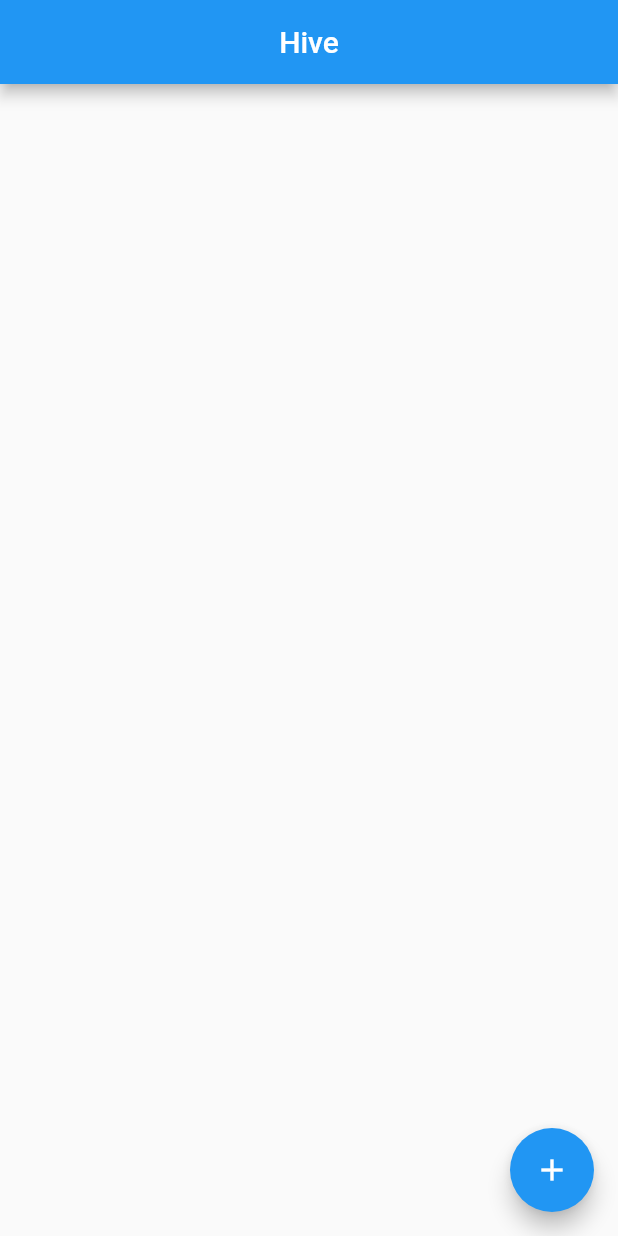
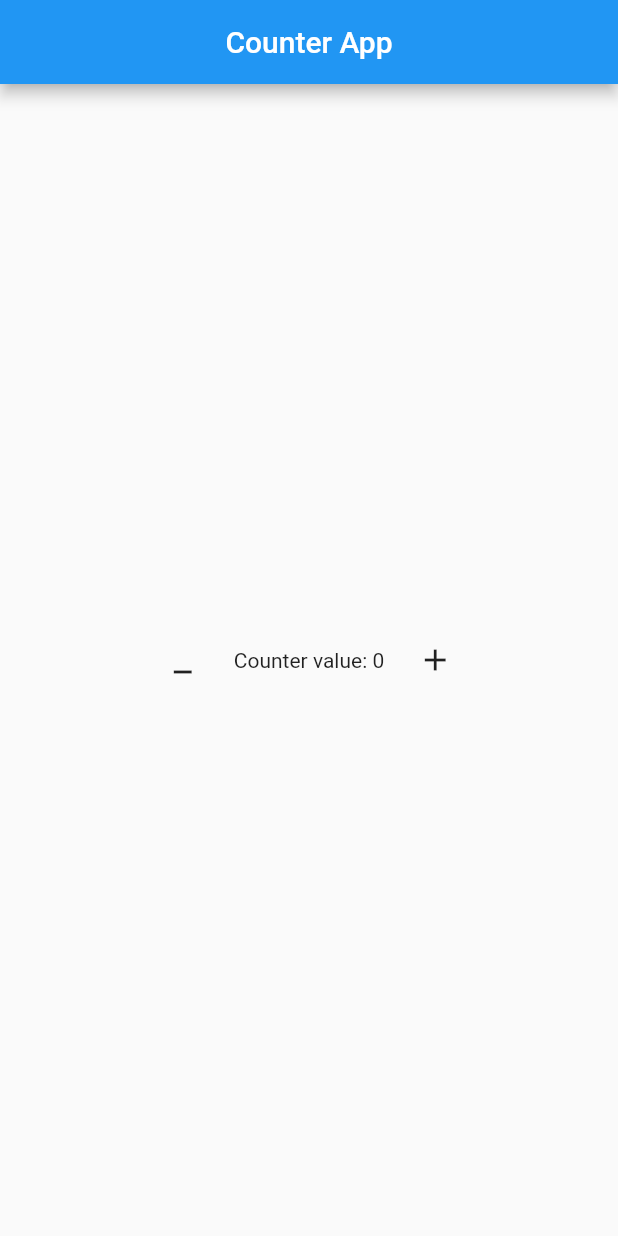
Before and after one commit to Sohag-84/hive-database, a Flutter app: the screen it shows after launch, on a phone screen of 412 x 824 dp. Run offline on Flutter 3.47's test engine with Material 2 defaults, Android fonts, the phone set to English and light mode, and no system bars; our stand-ins replace hive, hive_flutter; accounts and stored records are empty.

Commit message:
counter app

```diff
--- a/lib/main.dart
+++ b/lib/main.dart
@@ -1,4 +1,5 @@
 import 'package:flutter/material.dart';
+import 'package:hive_database/views/counter_app.dart';
 import 'package:hive_flutter/adapters.dart';
 
 import 'views/home_screen.dart';
@@ -7,6 +8,7 @@ void main() async {
   WidgetsFlutterBinding.ensureInitialized();
   await Hive.initFlutter();
   await Hive.openBox("shopping_box");
+  await Hive.openBox("counter_box");
   runApp(const MyApp());
 }
 
@@ -22,7 +24,7 @@ class MyApp extends StatelessWidget {
       theme: ThemeData(
         primarySwatch: Colors.blue,
       ),
-      home: const HomeScreen(),
+      home: const CounterScreen(),
     );
   }
 }
--- /dev/null
+++ b/lib/views/counter_app.dart
@@ -0,0 +1,70 @@
+// ignore_for_file: prefer_const_constructors, unused_element
+
+import 'package:flutter/material.dart';
+import 'package:hive/hive.dart';
+
+class CounterScreen extends StatefulWidget {
+  const CounterScreen({Key? key}) : super(key: key);
+
+  @override
+  State<CounterScreen> createState() => _CounterScreenState();
+}
+
+class _CounterScreenState extends State<CounterScreen> {
+  int counter = 0;
+  String counterKey = "";
+  final box = Hive.box("counter_box");
+
+  @override
+  void initState() {
+    super.initState();
+
+    final value = box.get(counterKey) ?? 0;
+    counter = value;
+  }
+
+  void _increament() {
+    setState(() {
+      counter++;
+    });
+    box.put(counterKey, counter);
+  }
+
+  void _decreament() {
+    setState(() {
+      if (counter > 1) {
+        counter--;
+      }
+      box.put(counterKey, counter);
+    });
+    box.put(counterKey, counter);
+  }
+
+  @override
+  Widget build(BuildContext context) {
+    return Scaffold(
+      appBar: AppBar(
+        title: const Text("Counter App"),
+        centerTitle: true,
+      ),
+      body: Center(
+        child: Row(
+          mainAxisAlignment: MainAxisAlignment.center,
+          children: [
+            IconButton(
+              onPressed: _decreament,
+              icon: Icon(Icons.minimize_outlined),
+            ),
+            SizedBox(width: 10),
+            Text("Counter value: $counter"),
+            SizedBox(width: 10),
+            IconButton(
+              onPressed: _increament,
+              icon: Icon(Icons.add),
+            ),
+          ],
+        ),
+      ),
+    );
+  }
+}
```
